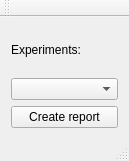
This is DatabaseReader/main-window.ui in thewitcher/TrafficLights as Qt 5 draws it before an edit. The edited form follows.
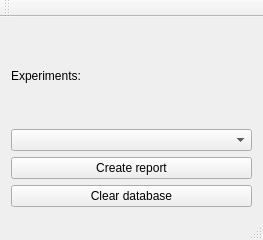
This is the edited form.

The edit to the form file:
```diff
--- a/DatabaseReader/main-window.ui
+++ b/DatabaseReader/main-window.ui
@@ -6,8 +6,8 @@
    <rect>
     <x>0</x>
     <y>0</y>
-    <width>129</width>
-    <height>161</height>
+    <width>263</width>
+    <height>240</height>
    </rect>
   </property>
   <property name="windowTitle">
@@ -32,6 +32,13 @@
     <item row="2" column="0">
      <widget class="QComboBox" name="m_experimentsComboBox"/>
     </item>
+    <item row="4" column="0">
+     <widget class="QPushButton" name="m_clearButton">
+      <property name="text">
+       <string>Clear database</string>
+      </property>
+     </widget>
+    </item>
    </layout>
   </widget>
   <widget class="QMenuBar" name="menuBar">
```
Left out of the diff: 2 changed lines with no effect on the pictures.
